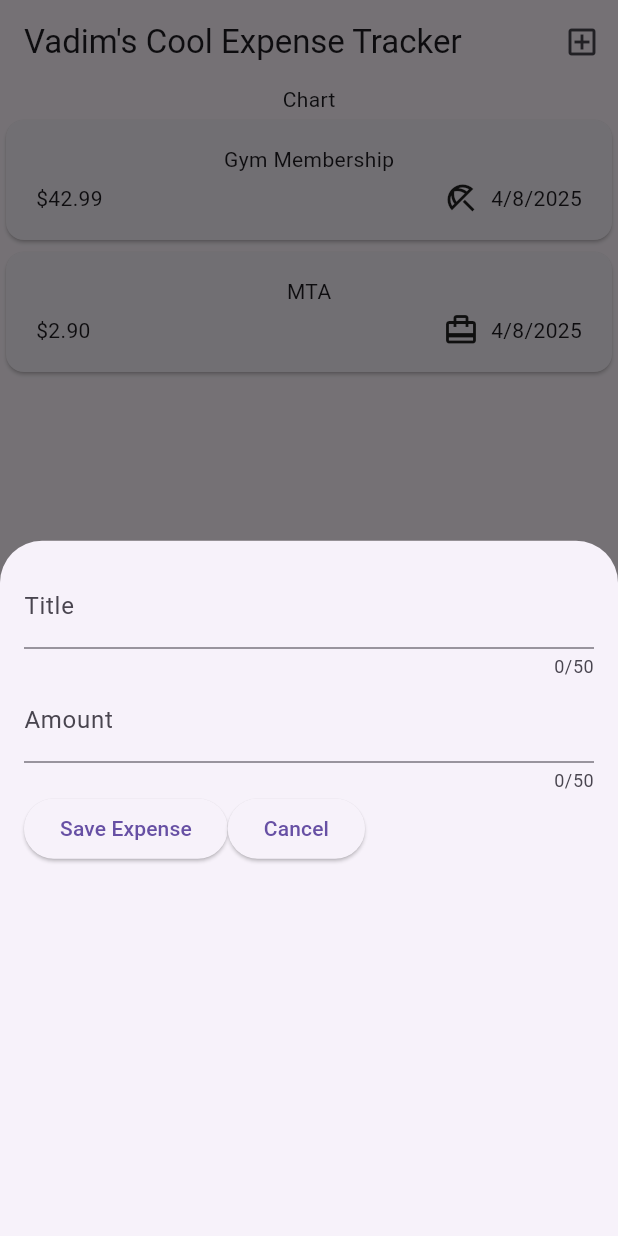
After one commit to symphatixe/finance_app, a Flutter app: the screen it shows after launch, after a tap on the "add box" icon, on a phone screen of 412 x 824 dp. The commit adds this screen. Run offline on Flutter 3.47's test engine with Material 3 defaults, Android fonts, the phone set to English and light mode, and no system bars.

Commit message:
Added modal pop up for expenses and some changes with buttons.

```diff
--- a/lib/main.dart
+++ b/lib/main.dart
@@ -3,7 +3,8 @@ import 'package:finance_app/widgets/expenses.dart';
 
 void main() {
   runApp(
-    const MaterialApp(
+    MaterialApp(
+      theme: ThemeData(useMaterial3: true),
       home: Expenses(),
     ),
   );
--- a/lib/widgets/expenses.dart
+++ b/lib/widgets/expenses.dart
@@ -1,5 +1,6 @@
 import 'package:finance_app/widgets/expenses_list/expenses_list.dart';
 import 'package:finance_app/models/expense.dart';
+import 'package:finance_app/widgets/new_expense.dart';
 import 'package:flutter/material.dart';
 
 class Expenses extends StatefulWidget{
@@ -12,6 +13,13 @@ class Expenses extends StatefulWidget{
 }
 
 class _ExpensesState extends State<Expenses>{
+  void _openAddExpenseOverlay() {
+    showModalBottomSheet(
+      context: context,
+      builder: (ctx) => NewExpense(),
+    );
+  }
+
   final List<Expense> _registeredExpenses = [
     Expense(
       title: 'Gym Membership',
@@ -30,6 +38,15 @@ class _ExpensesState extends State<Expenses>{
   @override
   Widget build(BuildContext context) {
     return Scaffold(
+      appBar: AppBar(
+        title: const Text('Vadim\'s Cool Expense Tracker'),
+        actions: [
+          IconButton(
+            onPressed: _openAddExpenseOverlay,
+            icon: const Icon(Icons.add_box_outlined)
+          ),
+        ],
+      ),
       body: Column(
         children: [
           Text("Chart"),
--- /dev/null
+++ b/lib/widgets/new_expense.dart
@@ -0,0 +1,66 @@
+import 'package:flutter/material.dart';
+
+class NewExpense extends StatefulWidget {
+  const NewExpense({super.key});
+
+  @override
+  State<StatefulWidget> createState() {
+    return _NewExpenseState();
+  }
+}
+
+
+class _NewExpenseState extends State<NewExpense> {
+  final _titleController = TextEditingController();
+  final _amountController = TextEditingController();
+
+  @override
+  void dispose() {
+    _titleController.dispose();
+    _amountController.dispose();
+    super.dispose();
+  }
+
+  @override
+  Widget build(BuildContext context) {
+    return Padding(
+      padding: const EdgeInsets.all(16),
+      child: Column(
+        children: [
+          TextField(
+            controller: _titleController,
+            maxLength: 50,
+            keyboardType: TextInputType.name,
+            decoration: InputDecoration(
+              label: Text("Title")
+            ),
+          ),
+          TextField(
+            controller: _amountController,
+            maxLength: 50,
+            keyboardType: TextInputType.number,
+            decoration: InputDecoration(
+              prefixText: "\$ ",
+              label: Text("Amount")
+            ),
+          ),
+          Row(
+            children: [
+              ElevatedButton(
+                onPressed: () {
+                  print(_titleController.text);
+                  print(_amountController.text);
+                },
+                child: const Text("Save Expense"),
+              ),
+              ElevatedButton(
+                onPressed: () {},
+                child: const Text("Cancel"),
+              )
+            ],
+          )
+        ],
+      ),
+    );
+  }
+}
```
Also changed, not shown: 4 other files.
